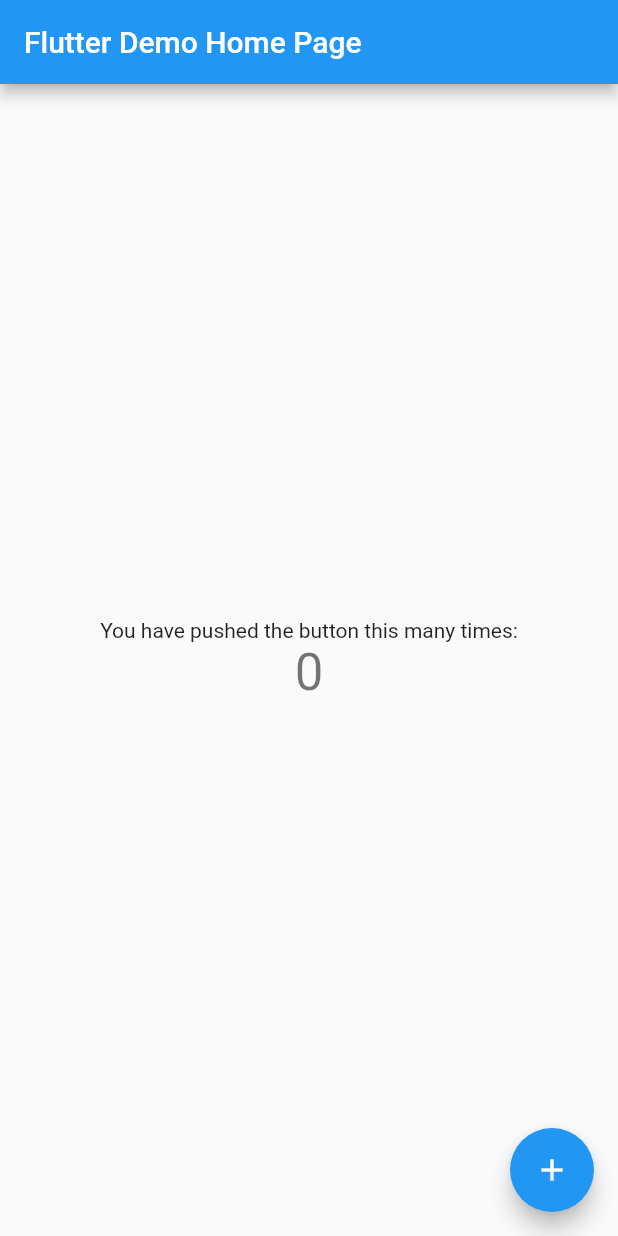
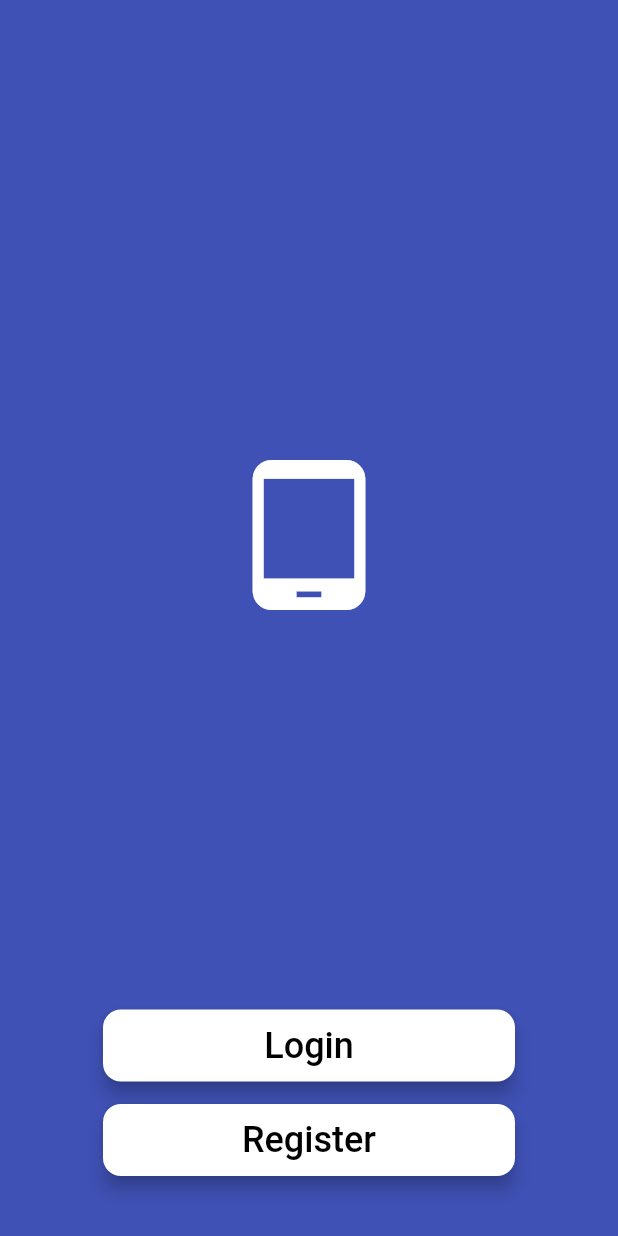
Before and after one commit to Lazymind19/flutter_login, a Flutter app: the screen it shows after launch, on a phone screen of 412 x 824 dp. Run offline on Flutter 3.47's test engine with Material 2 defaults, Android fonts, the phone set to English and light mode, and no system bars; missing offline and left inert: dart:js.

Commit message:
added routes for Login and register

```diff
--- a/lib/main.dart
+++ b/lib/main.dart
@@ -1,4 +1,6 @@
 import 'package:flutter/material.dart';
+import 'package:flutter_login_register/utils/routes.dart';
+import 'package:flutter_login_register/view/landing_page.dart';
 
 void main() {
   runApp(const MyApp());
@@ -7,109 +9,12 @@ void main() {
 class MyApp extends StatelessWidget {
   const MyApp({Key? key}) : super(key: key);
 
-  // This widget is the root of your application.
   @override
   Widget build(BuildContext context) {
     return MaterialApp(
-      title: 'Flutter Demo',
-      theme: ThemeData(
-        // This is the theme of your application.
-        //
-        // Try running your application with "flutter run". You'll see the
-        // application has a blue toolbar. Then, without quitting the app, try
-        // changing the primarySwatch below to Colors.green and then invoke
-        // "hot reload" (press "r" in the console where you ran "flutter run",
-        // or simply save your changes to "hot reload" in a Flutter IDE).
-        // Notice that the counter didn't reset back to zero; the application
-        // is not restarted.
-        primarySwatch: Colors.blue,
-      ),
-      home: const MyHomePage(title: 'Flutter Demo Home Page'),
+      routes: AppRoutes.define(),
+      debugShowCheckedModeBanner: false,
+      home: LandingPage(),
     );
   }
 }
-
-class MyHomePage extends StatefulWidget {
-  const MyHomePage({Key? key, required this.title}) : super(key: key);
-
-  // This widget is the home page of your application. It is stateful, meaning
-  // that it has a State object (defined below) that contains fields that affect
-  // how it looks.
-
-  // This class is the configuration for the state. It holds the values (in this
-  // case the title) provided by the parent (in this case the App widget) and
-  // used by the build method of the State. Fields in a Widget subclass are
-  // always marked "final".
-
-  final String title;
-
-  @override
-  State<MyHomePage> createState() => _MyHomePageState();
-}
-
-class _MyHomePageState extends State<MyHomePage> {
-  int _counter = 0;
-
-  void _incrementCounter() {
-    setState(() {
-      // This call to setState tells the Flutter framework that something has
-      // changed in this State, which causes it to rerun the build method below
-      // so that the display can reflect the updated values. If we changed
-      // _counter without calling setState(), then the build method would not be
-      // called again, and so nothing would appear to happen.
-      _counter++;
-    });
-  }
-
-  @override
-  Widget build(BuildContext context) {
-    // This method is rerun every time setState is called, for instance as done
-    // by the _incrementCounter method above.
-    //
-    // The Flutter framework has been optimized to make rerunning build methods
-    // fast, so that you can just rebuild anything that needs updating rather
-    // than having to individually change instances of widgets.
-    return Scaffold(
-      appBar: AppBar(
-        // Here we take the value from the MyHomePage object that was created by
-        // the App.build method, and use it to set our appbar title.
-        title: Text(widget.title),
-      ),
-      body: Center(
-        // Center is a layout widget. It takes a single child and positions it
-        // in the middle of the parent.
-        child: Column(
-          // Column is also a layout widget. It takes a list of children and
-          // arranges them vertically. By default, it sizes itself to fit its
-          // children horizontally, and tries to be as tall as its parent.
-          //
-          // Invoke "debug painting" (press "p" in the console, choose the
-          // "Toggle Debug Paint" action from the Flutter Inspector in Android
-          // Studio, or the "Toggle Debug Paint" command in Visual Studio Code)
-          // to see the wireframe for each widget.
-          //
-          // Column has various properties to control how it sizes itself and
-          // how it positions its children. Here we use mainAxisAlignment to
-          // center the children vertically; the main axis here is the vertical
-          // axis because Columns are vertical (the cross axis would be
-          // horizontal).
-          mainAxisAlignment: MainAxisAlignment.center,
-          children: <Widget>[
-            const Text(
-              'You have pushed the button this many times:',
-            ),
-            Text(
-              '$_counter',
-              style: Theme.of(context).textTheme.headline4,
-            ),
-          ],
-        ),
-      ),
-      floatingActionButton: FloatingActionButton(
-        onPressed: _incrementCounter,
-        tooltip: 'Increment',
-        child: const Icon(Icons.add),
-      ), // This trailing comma makes auto-formatting nicer for build methods.
-    );
-  }
-}
--- /dev/null
+++ b/lib/utils/routes.dart
@@ -0,0 +1,20 @@
+import 'dart:js';
+
+import 'package:flutter/material.dart';
+
+import '../view/login_screen.dart';
+import '../view/register_screen.dart';
+
+class AppRoutes {
+  static const String authLogin = '/auth-login';
+  static const String authRegister = '/auth-register';
+
+  static Map<String, WidgetBuilder> define() {
+   return {
+      authLogin:
+      (context) => Login(),
+      authRegister:
+      (context) => Register(),
+    };
+  }
+}
--- /dev/null
+++ b/lib/view/landing_page.dart
@@ -0,0 +1,45 @@
+import 'package:flutter/material.dart';
+import 'package:flutter_login_register/utils/routes.dart';
+import 'package:flutter_login_register/widgets/custom_button.dart';
+
+class LandingPage extends StatelessWidget {
+  const LandingPage({Key? key}) : super(key: key);
+
+  @override
+  Widget build(BuildContext context) {
+
+    final mediaQuery = MediaQuery.of(context);
+    return Scaffold(
+      backgroundColor: Colors.indigo,
+      body: Container(
+        width: double.infinity,
+        padding: const EdgeInsets.symmetric(vertical: 40, horizontal: 16),
+        child: Column(
+          mainAxisAlignment: MainAxisAlignment.end,
+          crossAxisAlignment: CrossAxisAlignment.center,
+          children: [
+            Expanded(
+
+                child: Container(
+                  color: Colors.indigo,
+                  child: Icon(
+              Icons.tablet_android,
+              size: 100,
+              color: Colors.white,
+            ),
+                )),
+            CustomButton(text: "Login", size: (mediaQuery.size.width / 1.5), clickedFun: (){
+              Navigator.of(context).pushNamed(AppRoutes.authLogin);
+            },),
+            SizedBox(
+              height: 15,
+            ),
+            CustomButton(text: "Register", size: (mediaQuery.size.width / 1.5), clickedFun: (){
+              Navigator.of(context).pushNamed(AppRoutes.authRegister);
+            }),
+          ],
+        ),
+      ),
+    );
+  }
+}
--- /dev/null
+++ b/lib/view/login_screen.dart
@@ -0,0 +1,15 @@
+import 'package:flutter/material.dart';
+class Login extends StatefulWidget {
+  const Login({Key? key}) : super(key: key);
+
+  @override
+  _LoginState createState() => _LoginState();
+}
+
+class _LoginState extends State<Login> {
+
+  @override
+  Widget build(BuildContext context) {
+    return Container();
+  }
+}
--- /dev/null
+++ b/lib/view/register_screen.dart
@@ -0,0 +1,14 @@
+import 'package:flutter/material.dart';
+class Register extends StatefulWidget {
+  const Register({Key? key}) : super(key: key);
+
+  @override
+  _RegisterState createState() => _RegisterState();
+}
+
+class _RegisterState extends State<Register> {
+  @override
+  Widget build(BuildContext context) {
+    return Container();
+  }
+}
--- /dev/null
+++ b/lib/widgets/custom_button.dart
@@ -0,0 +1,29 @@
+import 'package:flutter/material.dart';
+class CustomButton extends StatelessWidget {
+  final String text;
+  final double size;
+  final VoidCallback clickedFun;
+   CustomButton({Key? key, required this.text, required this.size, required this.clickedFun}) : super(key: key);
+
+  @override
+  Widget build(BuildContext context) {
+    return Material(
+      elevation: 5.0,
+      color: Colors.white,
+      borderRadius: BorderRadius.circular(12),
+      child: MaterialButton(
+        minWidth: size,
+        height: size/7,
+        child: Text(
+          text,
+          style: const TextStyle(
+            fontSize: 24,
+            fontWeight: FontWeight.w500,
+            color: Colors.black,
+          ),
+        ),
+        onPressed: clickedFun,
+      ),
+    );
+  }
+}
```
